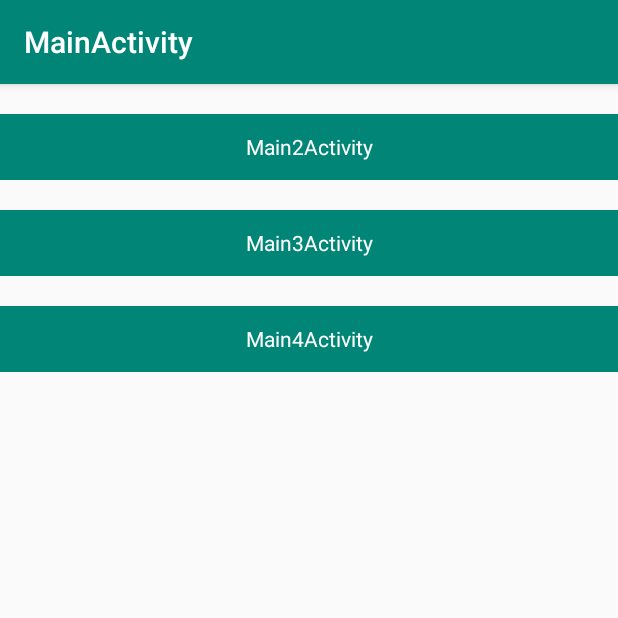
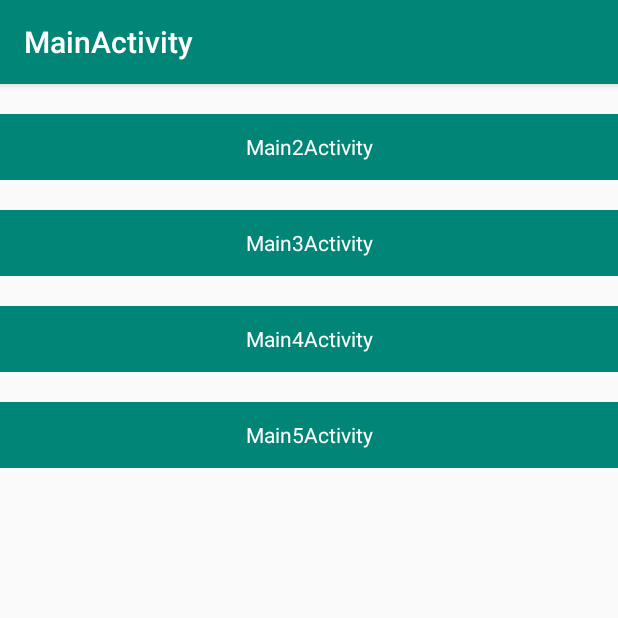
Before and after one commit to JingMeng/JAIDL, an Android app: the screen it shows after launch (MainActivity), on a phone screen of 412 x 824 dp, the top half of it. Run offline under Robolectric (Android 15) with nearby library versions, the phone set to English and light mode, and no system bars.

Commit message:
基本的调试

```diff
--- a/app/src/main/java/me/fenfei/app/MainActivity.java
+++ b/app/src/main/java/me/fenfei/app/MainActivity.java
@@ -1,6 +1,11 @@
 package me.fenfei.app;
 
 import androidx.appcompat.app.AppCompatActivity;
+
+import me.fenfei.app.test1.Main2Activity;
+import me.fenfei.app.test1.Main3Activity;
+import me.fenfei.app.test2.Main4Activity;
+import me.fenfei.app.test2.Main5Activity;
 import me.fenfei.app.utils.Utils;
 
 import android.content.Intent;
@@ -46,5 +51,12 @@ public class MainActivity extends AppCompatActivity {
                 startActivity(intent);
             }
         });
+        findViewById(R.id.to_next_activity4).setOnClickListener(new OnClickListener() {
+            @Override
+            public void onClick(View view) {
+                Intent intent = new Intent(MainActivity.this, Main5Activity.class);
+                startActivity(intent);
+            }
+        });
     }
 }
--- a/app/src/main/java/me/fenfei/app/Main2Activity.java
+++ b/app/src/main/java/me/fenfei/app/test1/Main2Activity.java
@@ -1,6 +1,8 @@
-package me.fenfei.app;
+package me.fenfei.app.test1;
 
 import androidx.appcompat.app.AppCompatActivity;
+
+import me.fenfei.app.R;
 import me.fenfei.app.utils.Utils;
 
 import android.os.Bundle;
--- a/app/src/main/java/me/fenfei/app/Main3Activity.java
+++ b/app/src/main/java/me/fenfei/app/test1/Main3Activity.java
@@ -1,6 +1,8 @@
-package me.fenfei.app;
+package me.fenfei.app.test1;
 
 import androidx.appcompat.app.AppCompatActivity;
+
+import me.fenfei.app.R;
 import me.fenfei.app.utils.Utils;
 
 import android.content.Context;
--- a/app/src/main/java/me/fenfei/app/DoService.java
+++ b/app/src/main/java/me/fenfei/app/test2/DoService.java
@@ -1,4 +1,4 @@
-package me.fenfei.app;
+package me.fenfei.app.test2;
 
 import android.app.Service;
 import android.content.Intent;
--- a/app/src/main/res/layout/activity_main.xml
+++ b/app/src/main/res/layout/activity_main.xml
@@ -36,4 +36,14 @@
         android:gravity="center"
         android:text="Main4Activity"
         android:textColor="@android:color/white" />
+
+    <TextView
+        android:id="@+id/to_next_activity4"
+        android:layout_width="match_parent"
+        android:layout_height="44dp"
+        android:layout_marginTop="20dp"
+        android:background="@color/colorPrimary"
+        android:gravity="center"
+        android:text="Main5Activity"
+        android:textColor="@android:color/white" />
 </LinearLayout>
```
Also changed, not shown: app/src/main/AndroidManifest.xml (+5 -4 lines), app/src/main/java/me/fenfei/app/test2/Main4Activity.java (renamed from app/src/main/java/me/fenfei/app/Main4Activity.java, +41 -12 lines), app/src/main/java/me/fenfei/app/test2/Main5Activity.java (added, +60 -0 lines), app/src/main/res/layout/activity_main5.xml (added, +17 -0 lines).
